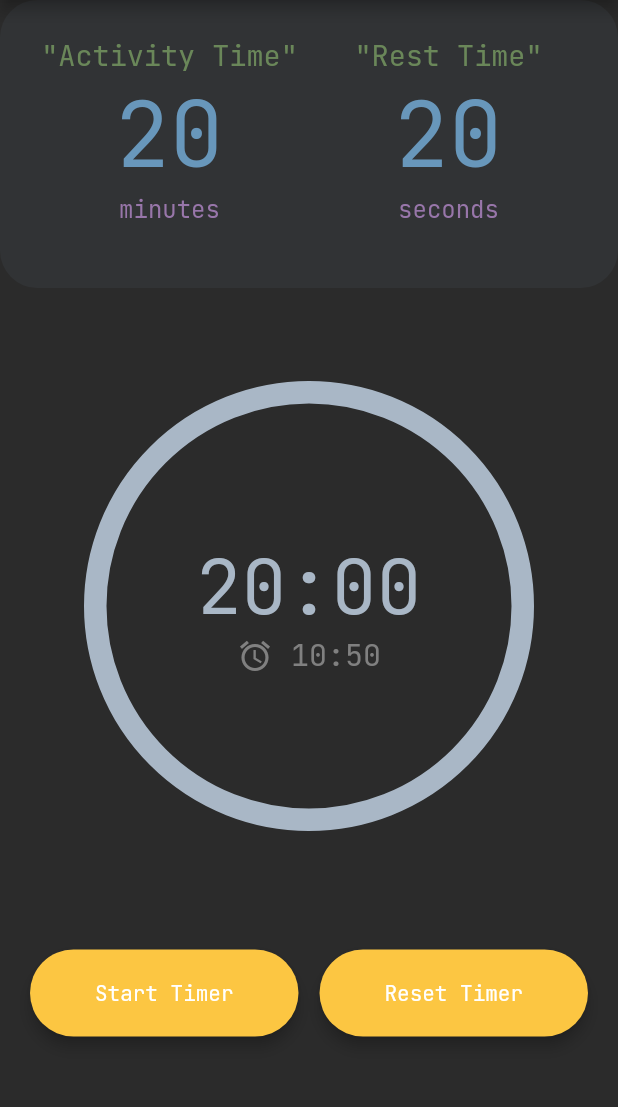
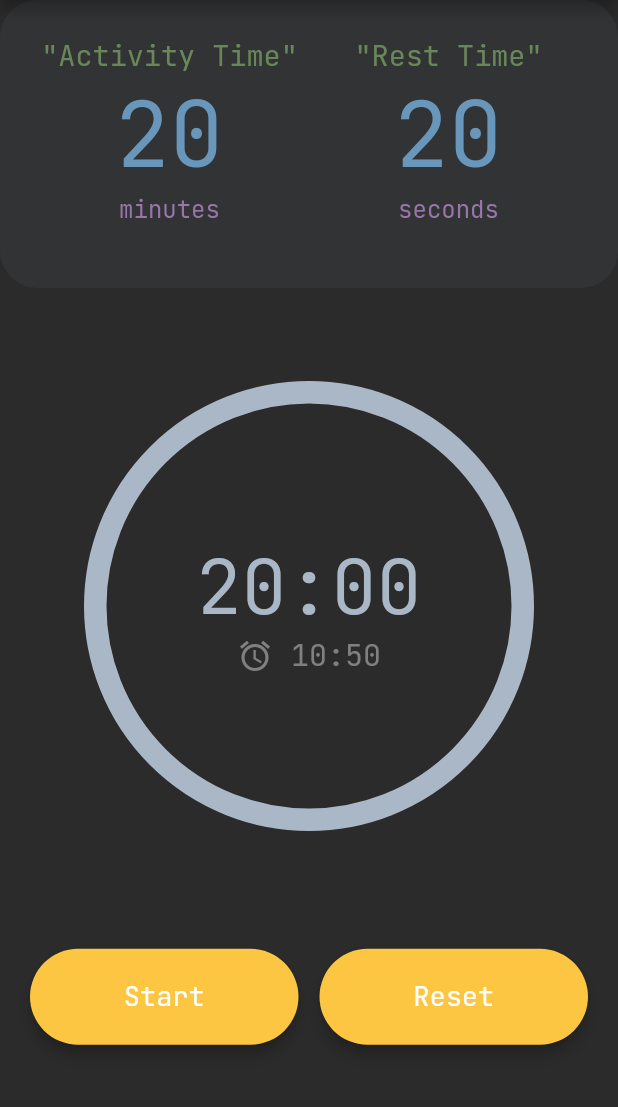
Before and after one commit to gabrielletaylor/20-20-20-rule, a Flutter app: the screen it shows after launch, on a phone screen of 412 x 824 dp, the part 84-1191 px from its top. Run offline on Flutter 3.47's test engine with Material 2 defaults, Android fonts, the phone set to English and light mode, and no system bars; drawn by our look-alikes of percent_indicator; missing offline and left inert: flutter_ringtone_player.

Commit message:
Rename project and corresponding packages

```diff
--- a/lib/home_page.dart
+++ b/lib/home_page.dart
@@ -18,7 +18,7 @@ class _HomePageState extends State<HomePage> {
   final reduceSecondsBy = 1;
   double percent = 0;
   int timeInSec = timeInMin * 60;
-  String startOrPause = "Start Timer";
+  String startOrPause = "Start";
   int timesPressed = 0;
   bool timerAlmostDone = false, twentyMinTimerDone = false, twentySecTimerDone = false;
   StreamController<int> streamEvents = StreamController<int>();
@@ -43,13 +43,13 @@ class _HomePageState extends State<HomePage> {
 
   void start20MinTimer() {
     twentyMinTimerDone = false;
-    setState(() => startOrPause = "Pause Timer");
+    setState(() => startOrPause = "Pause");
     twentyMinTimer = Timer.periodic(Duration(seconds: 1), (_) => setCountdown());
   }
 
   void pause20MinTimer() {
     setState(() {
-      startOrPause = "Start Timer";
+      startOrPause = "Start";
       twentyMinTimer!.cancel();
     });
   }
@@ -71,7 +71,7 @@ class _HomePageState extends State<HomePage> {
         setState(() {
           reset20MinTimer();
           readyMessage();
-          startOrPause = "Start Timer";
+          startOrPause = "Start";
           duration = Duration(minutes: timeInMin);
         });
       }
@@ -389,7 +389,7 @@ class _HomePageState extends State<HomePage> {
                   mainAxisAlignment: MainAxisAlignment.center,
                   children: [
                     Container(
-                      margin: EdgeInsets.only(left: 20, right: 20, bottom: 20),
+                      margin: EdgeInsets.only(left: 20, right: 20, bottom: 15),
                       child: Row(
                         children: [
                           Expanded(
@@ -401,6 +401,7 @@ class _HomePageState extends State<HomePage> {
                                   child: Text(
                                     '$startOrPause',
                                     style: TextStyle(
+                                      fontSize: 18,
                                       color: Colors.white,
                                     ),
                                   ),
@@ -426,8 +427,9 @@ class _HomePageState extends State<HomePage> {
                                 child: const Padding(
                                   padding: EdgeInsets.all(20.0),
                                   child: Text(
-                                    'Reset Timer',
+                                    'Reset',
                                     style: TextStyle(
+                                      fontSize: 18,
                                       color: Colors.white,
                                     ),
                                   ),
--- a/lib/main.dart
+++ b/lib/main.dart
@@ -1,4 +1,4 @@
-import 'package:cs4080_capstone_project/home_page.dart';
+import 'package:twenty_20_20_rule/home_page.dart';
 import 'package:flutter/material.dart';
 
 void main() {
@@ -12,7 +12,7 @@ class MyApp extends StatelessWidget {
   @override
   Widget build(BuildContext context) {
     return MaterialApp(
-      title: '20-20-20 Rule App',
+      title: '20-20-20 Rule',
       theme: ThemeData(
         appBarTheme: AppBarTheme(
           color: const Color(0xff3c3f41)
--- a/pubspec.yaml
+++ b/pubspec.yaml
@@ -1,4 +1,4 @@
-name: cs4080_capstone_project
+name: twenty_20_20_rule
 description: A new Flutter project.
 
 # The following line prevents the package from being accidentally published to
```
Also changed, not shown: 13 other files.
